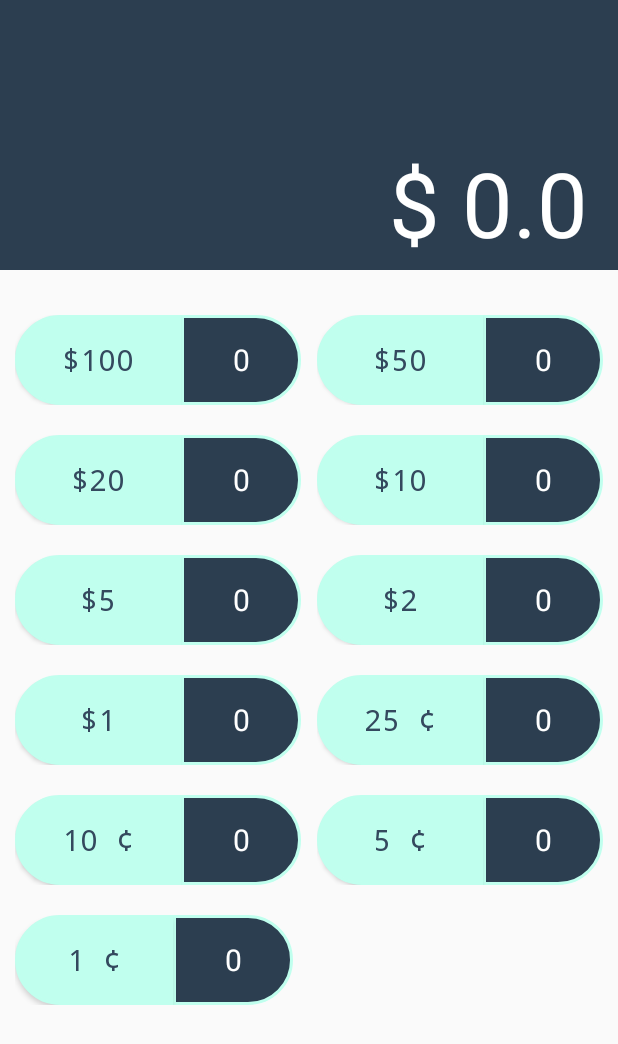
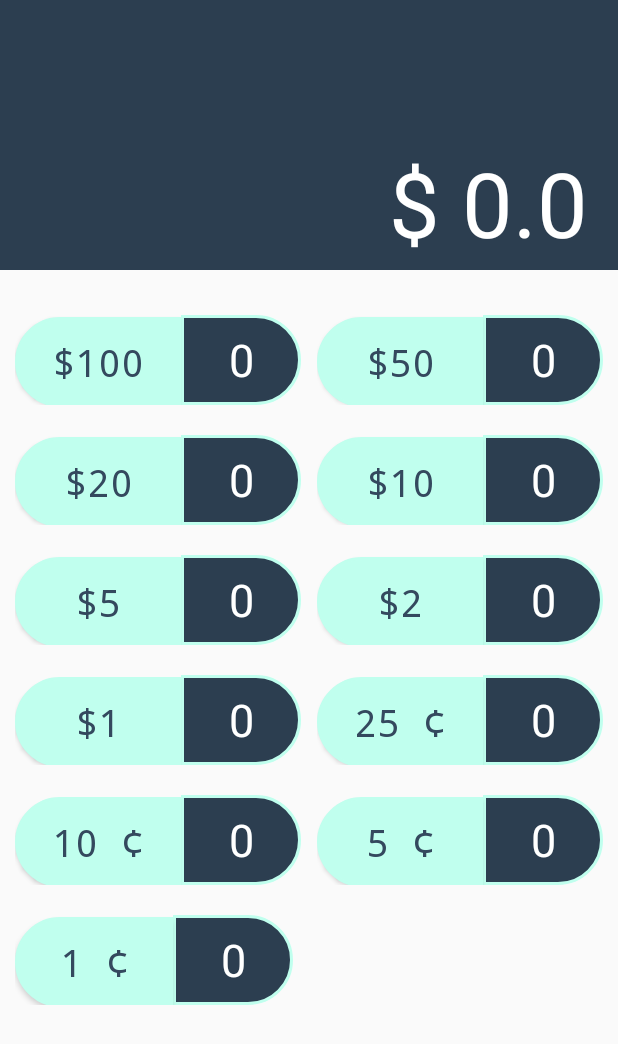
Before and after one commit to banie/Jumlah, an Android app: the screen it shows after launch (MainActivity), on a phone screen of 412 x 824 dp. Shown: the top 1044 px of the screen. Run offline under Robolectric (Android 15) with nearby library versions, the phone set to English and light mode, and no system bars; our stand-ins replace RxJava.

Commit message:
Changing the text size for the money input

```diff
--- a/app/src/main/res/layout/money_input.xml
+++ b/app/src/main/res/layout/money_input.xml
@@ -13,7 +13,7 @@
     android:background="@drawable/input_left_bg"
     android:layout_weight="1"
     android:textColor="@color/wetasphalt"
-    android:textSize="@dimen/money_text_height"
+    android:textSize="@dimen/money_view_height"
     android:textAllCaps="false"
     android:typeface="monospace"
     tools:text="1 ¢" />
@@ -32,7 +32,7 @@
     android:textColor="@color/white"
     android:textColorHint="@color/white"
     android:textCursorDrawable="@color/white"
-    android:textSize="@dimen/money_text_height"
+    android:textSize="@dimen/money_edit_height"
     android:typeface="sans" />
 
 </LinearLayout>
--- a/app/src/main/res/values/dimens.xml
+++ b/app/src/main/res/values/dimens.xml
@@ -13,5 +13,6 @@
   <dimen name="outline_stroke_width">2dp</dimen>
   <dimen name="money_input_height">60dp</dimen>
   <dimen name="money_input_vertical_spacing">20dp</dimen>
-  <dimen name="money_text_height">20sp</dimen>
+  <dimen name="money_view_height">25sp</dimen>
+  <dimen name="money_edit_height">30sp</dimen>
 </resources>
```
